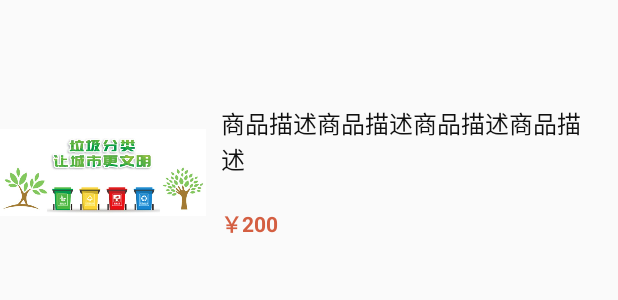
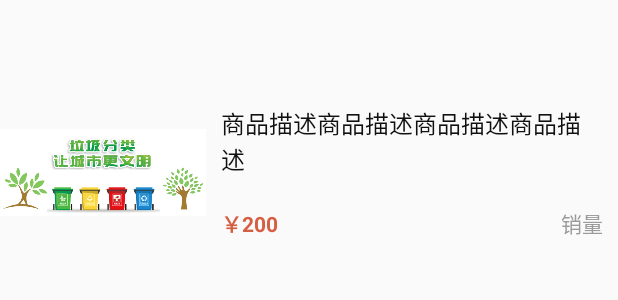
Before and after one commit to GJF4156/demo, an Android app: the layout more_product_item.xml on its own in the app's theme, with its tools: preview values and no code run, on a phone screen of 412 x 824 dp. Shown: the top 300 px of the screen. Run offline under Robolectric (Android 15) with nearby library versions, the phone set to English and light mode, and no system bars.

Commit message:
2020-02-26 15:51更新

```diff
--- /dev/null
+++ b/app/src/main/java/com/example/demo/Fragment/Model/IFragmentMoreM.java
@@ -0,0 +1,5 @@
+package com.example.demo.Fragment.Model;
+
+public interface IFragmentMoreM {
+    public void getData(String url);
+}
--- a/app/src/main/java/com/example/demo/adapter/MoreProductAdapter.java
+++ b/app/src/main/java/com/example/demo/adapter/MoreProductAdapter.java
@@ -42,6 +42,7 @@ public class MoreProductAdapter extends RecyclerView.Adapter<MoreProductAdapter.
     public void onBindViewHolder(@NonNull MoreProductAdapter.ViewHolder holder, int position) {
         holder.title.setText(mProducts.get(position).getProduct().getDescription());
         holder.price.setText("￥"+String.valueOf(mProducts.get(position).getProduct().getPrice()));
+        holder.sold.setText("销量"+String.valueOf(mProducts.get(position).getProduct().getSold()));
         x.image().bind(holder.image, mProducts.get(position).getImagesPath().get(0).getImgPath());
         holder.itemView.setOnClickListener(new View.OnClickListener() {
             @Override
@@ -58,7 +59,7 @@ public class MoreProductAdapter extends RecyclerView.Adapter<MoreProductAdapter.
 
     public class ViewHolder extends RecyclerView.ViewHolder {
 
-        private TextView title, price;
+        private TextView title, price,sold;
         private ImageView image;
 
         public ViewHolder(@NonNull View itemView) {
@@ -66,6 +67,7 @@ public class MoreProductAdapter extends RecyclerView.Adapter<MoreProductAdapter.
             title = itemView.findViewById(R.id.product_title);
             price = itemView.findViewById(R.id.product_price);
             image = itemView.findViewById(R.id.product_img);
+            sold=itemView.findViewById(R.id.product_sold);
         }
     }
 
--- a/app/src/main/res/layout/more_product_item.xml
+++ b/app/src/main/res/layout/more_product_item.xml
@@ -31,9 +31,13 @@
             android:text="商品描述商品描述商品描述商品描述"
             tools:ignore="NestedWeights,RtlHardcoded" />
 
+        <RelativeLayout
+            android:layout_width="match_parent"
+            android:layout_height="wrap_content">
+
             <TextView
                 android:id="@+id/product_price"
-            android:layout_width="match_parent"
+                android:layout_width="wrap_content"
                 android:layout_height="wrap_content"
                 android:layout_gravity="left"
                 android:layout_marginTop="20dp"
@@ -41,7 +45,22 @@
                 android:text="￥200"
                 android:textSize="14sp"
                 android:textStyle="bold"
+                android:layout_alignParentLeft="true"
                 android:textColor="#D45F42"
                 tools:ignore="RtlHardcoded" />
+            <TextView
+                android:id="@+id/product_sold"
+                android:layout_width="wrap_content"
+                android:layout_height="wrap_content"
+                android:layout_alignParentRight="true"
+                android:layout_gravity="right"
+                android:layout_marginTop="20dp"
+                android:gravity="center_vertical"
+                android:text="销量"
+                android:textSize="14sp"
+                android:textColor="#9A9A9A"
+                tools:ignore="RtlHardcoded" />
+        </RelativeLayout>
+
     </LinearLayout>
 </LinearLayout>
```
Also changed, not shown: app/src/main/java/com/example/demo/Fragment/Model/impl/FragmentMoreMImpl.java (added, +27 -0 lines), app/src/main/java/com/example/demo/Fragment/MoreFragment.java (+67 -11 lines), app/src/main/java/com/example/demo/Fragment/Presenter/IFragmentMoreP.java (added, +10 -0 lines), app/src/main/java/com/example/demo/Fragment/Presenter/impl/FragmentMorePImpl.java (added, +30 -0 lines), app/src/main/java/com/example/demo/Fragment/View/IFragmentMoreV.java (added, +9 -0 lines), app/src/main/res/drawable/border.xml (added, +15 -0 lines). Lines whose indentation alone changed are shown as unchanged.
